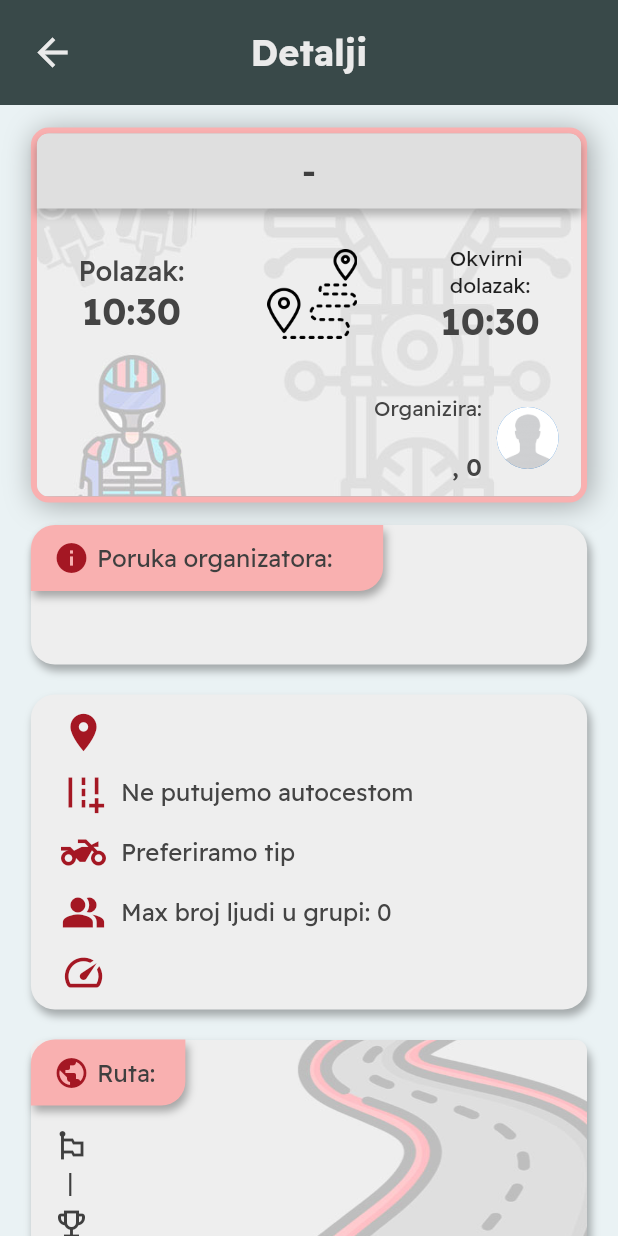
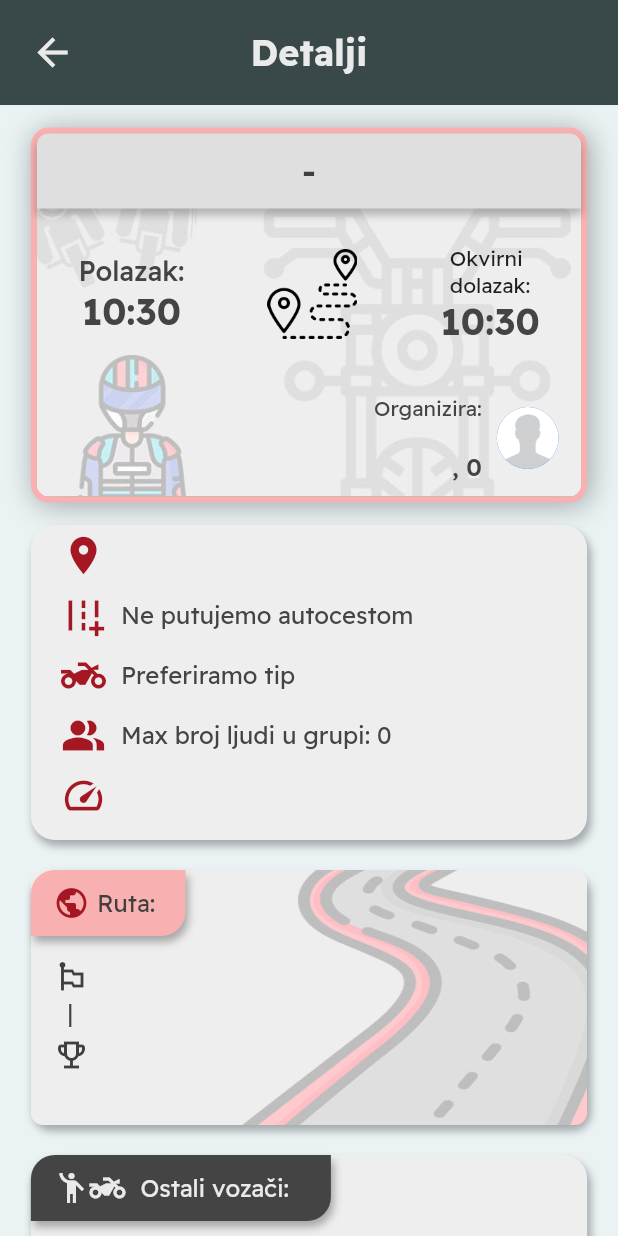
Before and after one commit to CroAnna/BikerZone, a Flutter app: the RideDetailsScreen screen opened directly with empty values, on a phone screen of 412 x 824 dp. Run offline on Flutter 3.47's test engine with Material 2 defaults, Android fonts, the light colour scheme and no system bars; our stand-ins replace cloud_firestore, dot_navigation_bar, firebase_auth, firebase_core, firebase_storage, fluttertoast and 1 more; accounts and stored records are empty.

Commit message:
[ADD] no organizer's msg in ride details if empty

```diff
--- a/lib/screens/ride_details_screen.dart
+++ b/lib/screens/ride_details_screen.dart
@@ -91,7 +91,7 @@ class DetailsCard1 extends StatelessWidget {
   @override
   Widget build(BuildContext context) {
     return Container(
-      margin: const EdgeInsets.all(15),
+      margin: const EdgeInsets.only(top: 15, left: 15, right: 15, bottom: 0),
       width: screenWidth * 0.9,
       height: 250,
       decoration: BoxDecoration(
@@ -234,7 +234,11 @@ class DetailsCard2 extends StatelessWidget {
 
   @override
   Widget build(BuildContext context) {
-    return Container(
+    return ride.message == ""
+        ? const SizedBox(width: 0)
+        : Padding(
+            padding: const EdgeInsets.only(top: 15),
+            child: Container(
               width: screenWidth * 0.9,
               decoration: BoxDecoration(
                 color: const Color(0xFFEEEEEE),
@@ -294,6 +298,7 @@ class DetailsCard2 extends StatelessWidget {
                   )
                 ],
               ),
+            ),
           );
   }
 }
@@ -334,9 +339,9 @@ class DetailsCard3 extends StatelessWidget {
           )
         ],
       ),
-      margin: const EdgeInsets.only(top: 20),
+      margin: const EdgeInsets.only(top: 15),
       child: Padding(
-        padding: const EdgeInsets.symmetric(horizontal: 10.0, vertical: 5.0),
+        padding: const EdgeInsets.symmetric(horizontal: 10.0, vertical: 0),
         child: Column(
           children: [
             Flexible(
```
Lines whose indentation alone changed are shown as unchanged.
